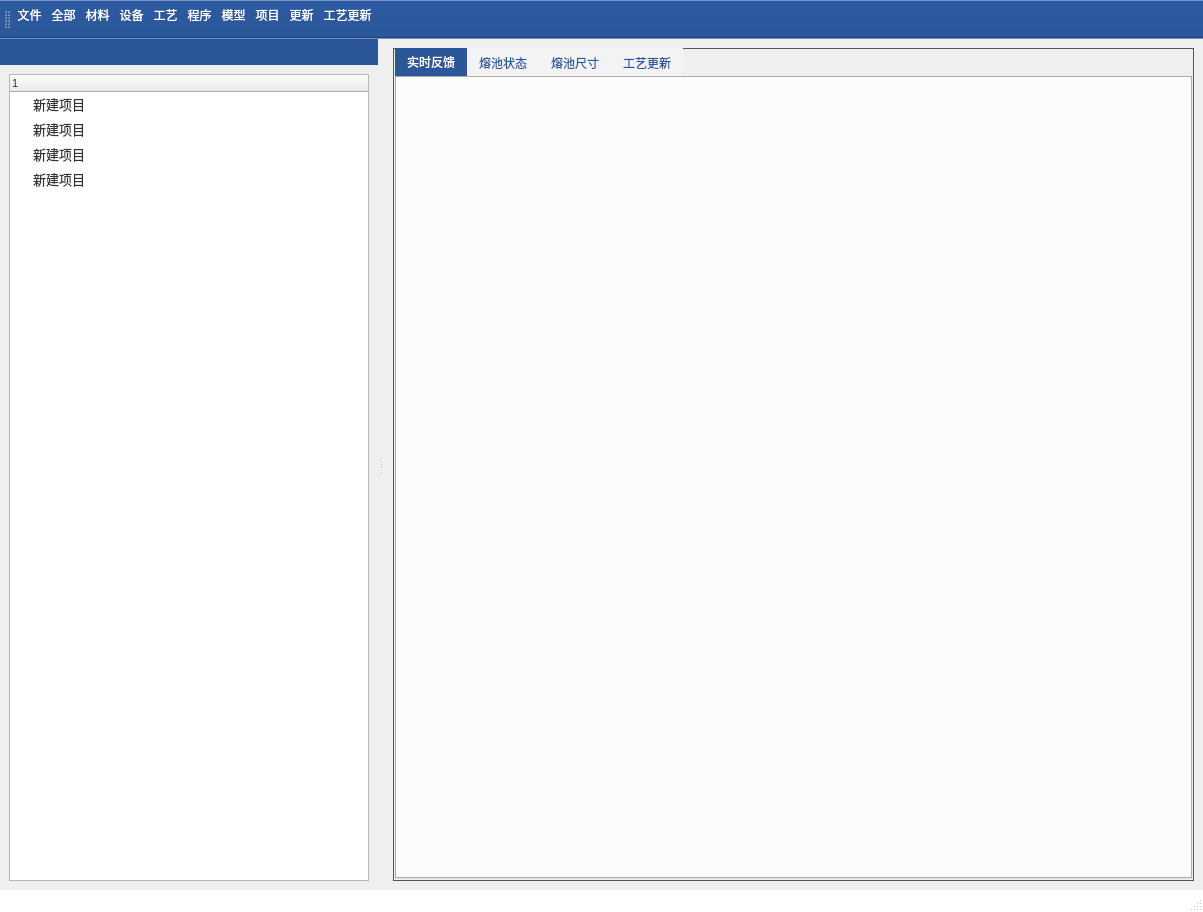
mihudaner/THU, file new_thu/UI/main_viewer.ui: the form before one commit.
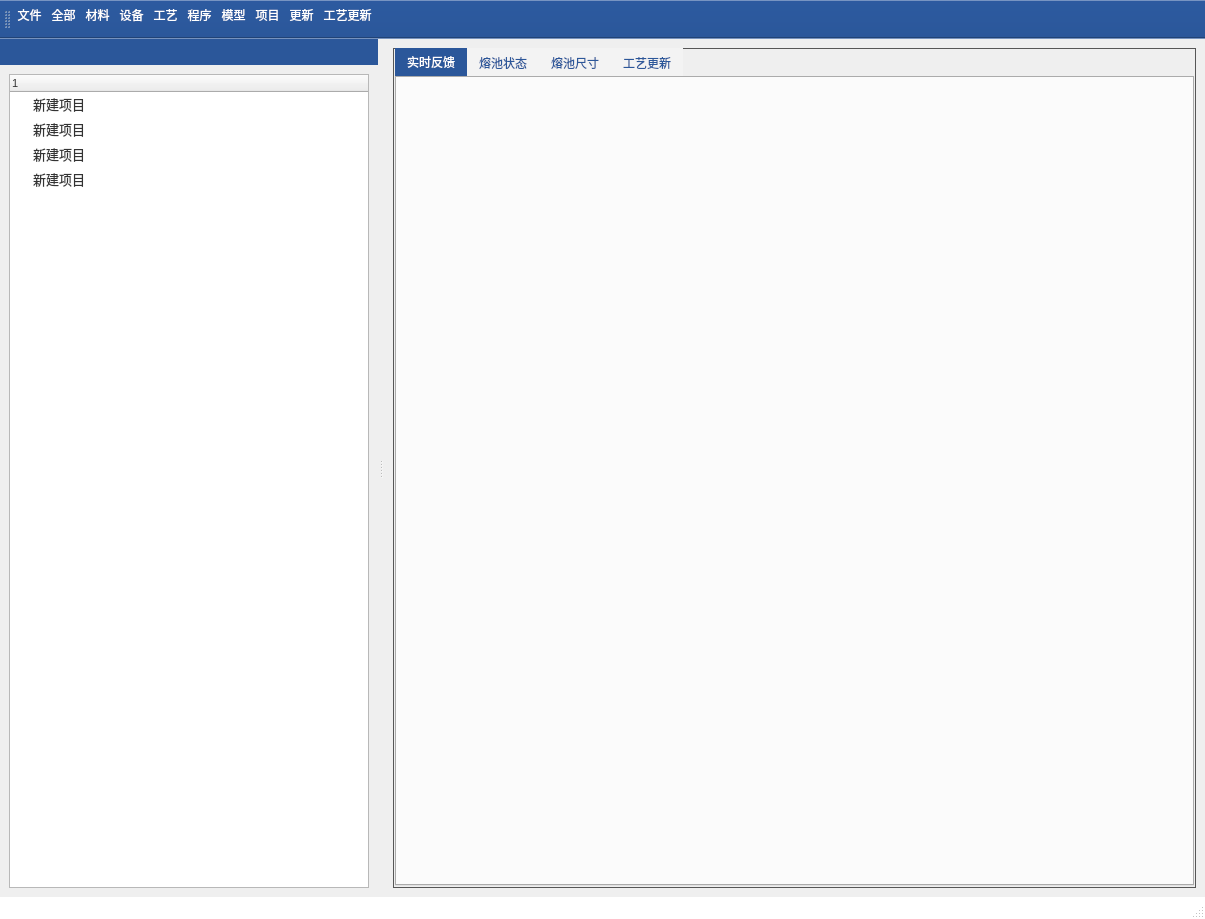
The form after the commit. The open tabs and pages were chosen to show the change. Icons and pictures are not drawn.

What changed in the file:
```diff
--- a/new_thu/UI/main_viewer.ui
+++ b/new_thu/UI/main_viewer.ui
@@ -6,8 +6,8 @@
    <rect>
     <x>0</x>
     <y>0</y>
-    <width>1203</width>
-    <height>912</height>
+    <width>1205</width>
+    <height>919</height>
    </rect>
   </property>
   <property name="windowTitle">
```
Left out of the diff: 2 changed lines with no effect on the pictures.
